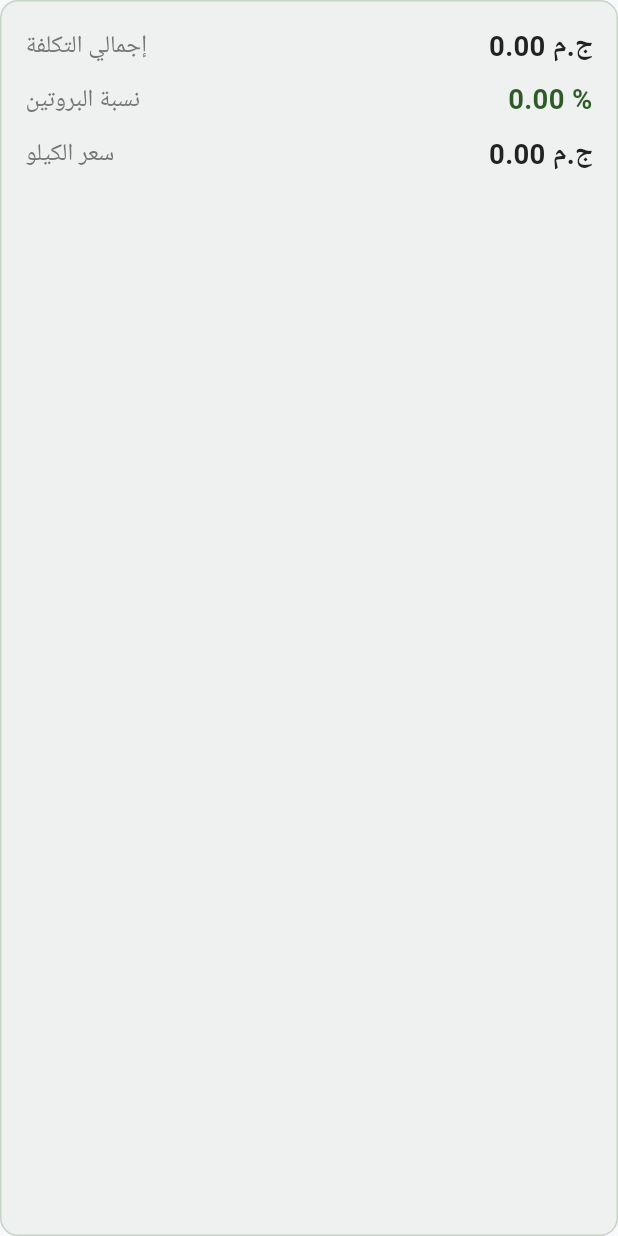
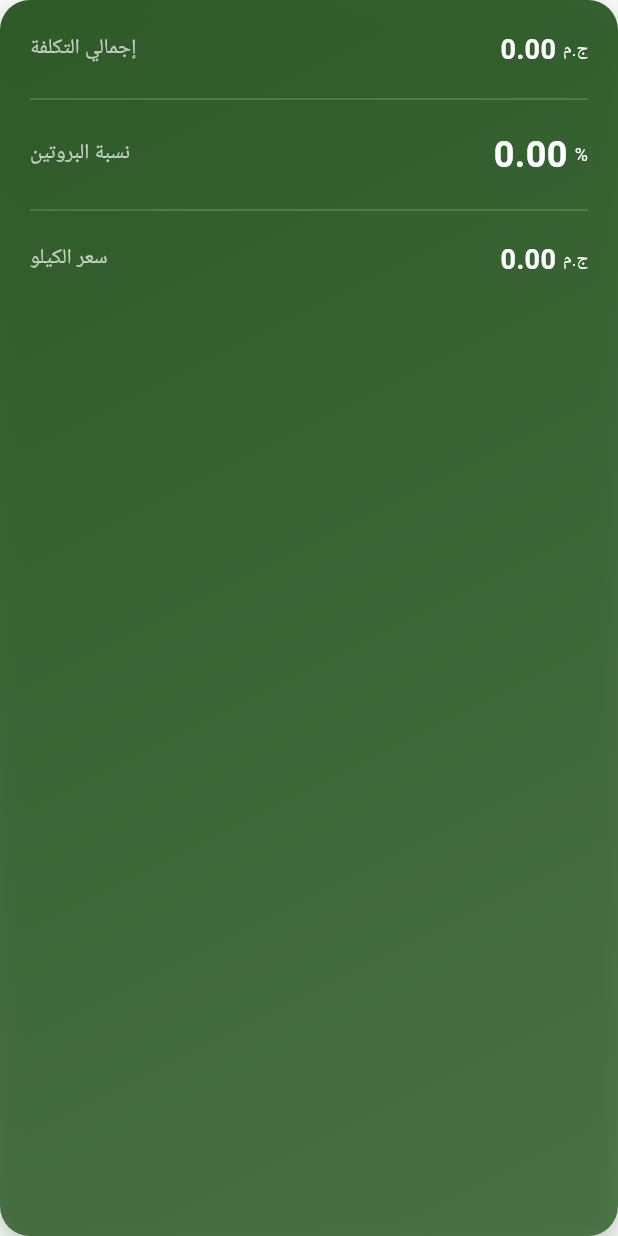
Before and after one commit to SalahHassan202/flutter-smart-feed-app, a Flutter app: the SummarySection widget shown alone on an empty page, opened directly with empty values, on a phone screen of 412 x 824 dp. Run offline on Flutter 3.47's test engine with Material 3 defaults, Android fonts, the phone set to English and light mode, and no system bars; our stand-ins replace flutter_bloc, flutter_screenutil; Roboto replaces fonts that are missing (Cairo).

Commit message:
update summary section file

```diff
--- a/lib/features/calculator/ui/widgets/summary_section.dart
+++ b/lib/features/calculator/ui/widgets/summary_section.dart
@@ -1,7 +1,6 @@
 import 'package:flutter/material.dart';
 import '../../../../core/constants/app_colors.dart';
 import '../../../../core/constants/app_strings.dart';
-import '../../../../core/constants/app_styles.dart';
 import '../../../../core/helpers/spacing_helper.dart';
 
 class SummarySection extends StatelessWidget {
@@ -19,46 +18,86 @@ class SummarySection extends StatelessWidget {
   @override
   Widget build(BuildContext context) {
     return Container(
-      padding: const EdgeInsets.all(16),
+      padding: const EdgeInsets.all(20),
       decoration: BoxDecoration(
-        // ignore: deprecated_member_use
-        color: AppColors.primary.withOpacity(0.05),
-        borderRadius: BorderRadius.circular(12),
-        // ignore: deprecated_member_use
-        border: Border.all(color: AppColors.primary.withOpacity(0.2)),
+        gradient: LinearGradient(
+          // ignore: deprecated_member_use
+          colors: [AppColors.primary, AppColors.primary.withOpacity(0.8)],
+          begin: Alignment.topLeft,
+          end: Alignment.bottomRight,
+        ),
+        borderRadius: BorderRadius.circular(20),
+        boxShadow: [
+          BoxShadow(
+            // ignore: deprecated_member_use
+            color: AppColors.primary.withOpacity(0.3),
+            blurRadius: 12,
+            offset: const Offset(0, 6),
+          ),
+        ],
       ),
       child: Column(
         children: [
-          _buildRow(
+          _buildInfoRow(
             AppStrings.totalCost,
-            "${totalCost.toStringAsFixed(2)} ${AppStrings.currency}",
+            totalCost.toStringAsFixed(2),
+            AppStrings.currency,
           ),
-          Spacing.height(8),
-          _buildRow(
+          Padding(
+            padding: const EdgeInsets.symmetric(vertical: 12),
+            // ignore: deprecated_member_use
+            child: Divider(color: Colors.white.withOpacity(0.2)),
+          ),
+          _buildInfoRow(
             AppStrings.avgProtein,
-            "${avgProtein.toStringAsFixed(2)} %",
-            isHighlight: true,
+            avgProtein.toStringAsFixed(2),
+            "%",
+            isMain: true,
           ),
-          Spacing.height(8),
-          _buildRow(
+          Padding(
+            padding: const EdgeInsets.symmetric(vertical: 12),
+            // ignore: deprecated_member_use
+            child: Divider(color: Colors.white.withOpacity(0.2)),
+          ),
+          _buildInfoRow(
             AppStrings.finalPrice,
-            "${avgPrice.toStringAsFixed(2)} ${AppStrings.currency}",
+            avgPrice.toStringAsFixed(2),
+            AppStrings.currency,
           ),
         ],
       ),
     );
   }
 
-  Widget _buildRow(String label, String value, {bool isHighlight = false}) {
+  Widget _buildInfoRow(
+    String label,
+    String value,
+    String unit, {
+    bool isMain = false,
+  }) {
     return Row(
       mainAxisAlignment: MainAxisAlignment.spaceBetween,
       children: [
-        Text(label, style: AppStyles.font14Medium),
         Text(
-          value,
-          style: isHighlight
-              ? AppStyles.font16SemiBold.copyWith(color: AppColors.primary)
-              : AppStyles.font16SemiBold,
+          label,
+          style: const TextStyle(color: Colors.white70, fontSize: 14),
+        ),
+        Row(
+          children: [
+            Text(
+              value,
+              style: TextStyle(
+                color: Colors.white,
+                fontSize: isMain ? 24 : 18,
+                fontWeight: FontWeight.bold,
+              ),
+            ),
+            Spacing.width(4),
+            Text(
+              unit,
+              style: const TextStyle(color: Colors.white, fontSize: 12),
+            ),
+          ],
         ),
       ],
     );
```
